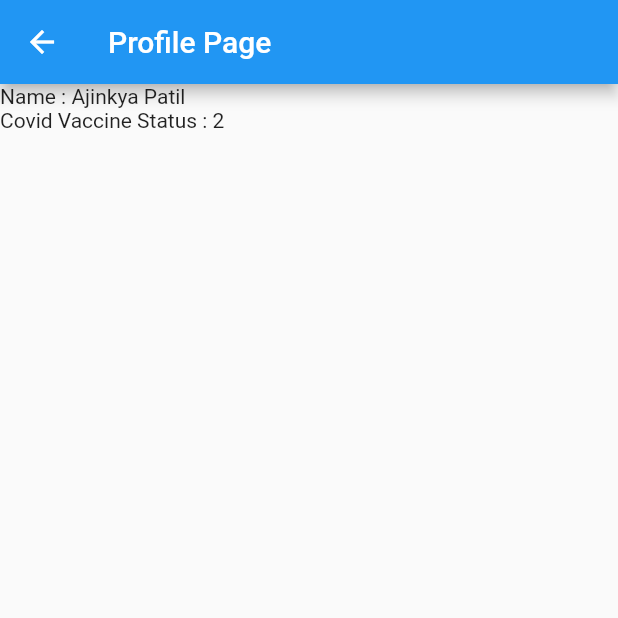
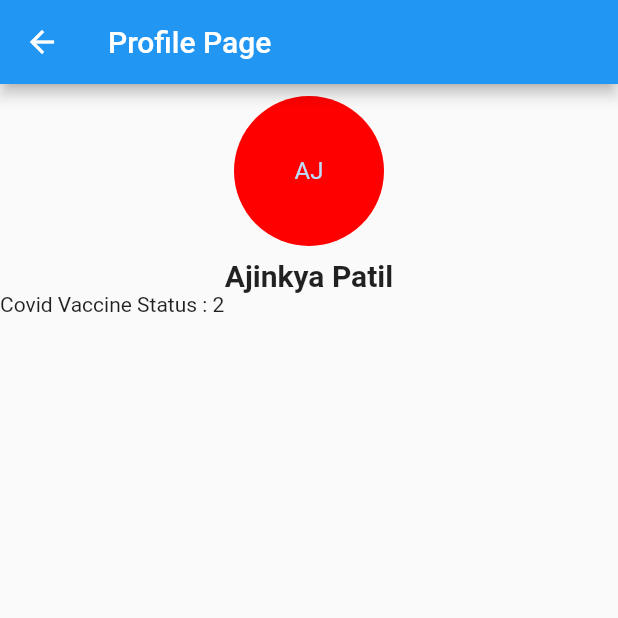
Before and after one commit to PranavMasekar/FireStrore-CRUD, a Flutter app: the HomePage screen opened directly, after a tap on "AJ", on a phone screen of 412 x 824 dp, the top half of it. Run offline on Flutter 3.47's test engine with Material 2 defaults, Android fonts, the phone set to English and light mode, and no system bars; our stand-ins replace barcode_widget, cloud_firestore, firebase_auth, firebase_core, flutter_signin_button, fluttertoast and 1 more; missing offline and left inert: flutter_barcode_scanner; accounts and stored records are empty; network calls fail.

Commit message:
Aaj ka commit 6 Nov

```diff
--- a/lib/Authentication/auth.dart
+++ b/lib/Authentication/auth.dart
@@ -41,7 +41,7 @@ Future<User?> signin() async {
     //checking currentuser is same as user we created
     final User? currentuser = _auth.currentUser;
     assert(currentuser!.uid == user!.uid);
-    // print(user);
+    print(user);
     return user;
   } catch (e) {
     print(e);
--- a/lib/pages/QRCodeGenerator.dart
+++ b/lib/pages/QRCodeGenerator.dart
@@ -1,5 +1,7 @@
+import 'package:firestore_project/pages/home.dart';
 import 'package:flutter/material.dart';
 import 'package:barcode_widget/barcode_widget.dart';
+import 'package:fluttertoast/fluttertoast.dart';
 
 class QRCodeGenerator extends StatefulWidget {
   @override
@@ -34,6 +36,9 @@ class _QRCodeGeneratorState extends State<QRCodeGenerator> {
                     child: Padding(
                       padding: const EdgeInsets.symmetric(horizontal: 8.0),
                       child: TextFormField(
+                        onChanged: (_) => setState(
+                          () {},
+                        ),
                         autofocus: false,
                         style: TextStyle(
                           color: Colors.white,
@@ -57,9 +62,14 @@ class _QRCodeGeneratorState extends State<QRCodeGenerator> {
                 ),
                 FloatingActionButton(
                   backgroundColor: Colors.blue,
-                  onPressed: () => setState(
-                    () {},
-                  ),
+                  onPressed: () => {
+                    Navigator.push(
+                      context,
+                      MaterialPageRoute(
+                        builder: (context) => HomePage(),
+                      ),
+                    )
+                  },
                   child: Icon(Icons.check),
                 ),
               ],
--- a/lib/pages/QRCodeScanner.dart
+++ b/lib/pages/QRCodeScanner.dart
@@ -17,17 +17,17 @@ class _QRCodeScannerState extends State<QRCodeScanner> {
         true,
         ScanMode.QR,
       );
-      if (!mounted) {
+      if (mounted) {
         setState(() {
           qrcode = qrCode;
           scanned = true;
         });
-        print(scanned);
       }
     } on Error {
       qrcode = 'Failed To Scan';
     }
   }
+
 
   @override
   Widget build(BuildContext context) {
--- a/lib/pages/addstudent.dart
+++ b/lib/pages/addstudent.dart
@@ -14,7 +14,7 @@ class _AddStudentPageState extends State<AddStudentPage> {
   var email = "";
   var password = "";
 
-  final namecontrl = TextEditingController();
+  final namecontrl = TextEditingController(text: "Email Se Naam");
   final emailcontrl = TextEditingController();
   final passcontrl = TextEditingController();
 
@@ -164,7 +164,26 @@ class _AddStudentPageState extends State<AddStudentPage> {
                     ),
                   ],
                 ),
-              )
+              ),
+              Container(
+                  child: Column(children: [
+                Text("Only For Devlopers !!"),
+                ElevatedButton(
+                  onPressed: () => {
+                    Navigator.pushReplacement(
+                      context,
+                      MaterialPageRoute(
+                        builder: (context) => HomePage(),
+                      ),
+                    )
+                  },
+                  child: Text(
+                    'PASS',
+                    style: TextStyle(fontSize: 18.0),
+                  ),
+                  style: ElevatedButton.styleFrom(primary: Colors.red),
+                ),
+              ]))
             ],
           ),
         ),
--- a/lib/pages/liststudent.dart
+++ b/lib/pages/liststudent.dart
@@ -2,7 +2,7 @@ import 'package:cloud_firestore/cloud_firestore.dart';
 import 'package:flutter/material.dart';
 import 'package:firestore_project/pages/QRCodeScanner.dart';
 import 'UpdateStudentPage.dart';
-
+import './QRCodeGenerator.dart';
 class ListStudentPage extends StatefulWidget {
   @override
   _ListStudentPageState createState() => _ListStudentPageState();
@@ -19,6 +19,8 @@ class _ListStudentPageState extends State<ListStudentPage> {
         .delete()
         .catchError((error) => print("Failed to delete user"));
   }
+
+
 
   @override
   Widget build(BuildContext context) {
@@ -42,6 +44,7 @@ class _ListStudentPageState extends State<ListStudentPage> {
         return ListView(
           children: [
             Container(
+              child: Center(
                 child: ElevatedButton(
                   onPressed: () => {
                     Navigator.push(
@@ -58,124 +61,144 @@ class _ListStudentPageState extends State<ListStudentPage> {
                   style: ElevatedButton.styleFrom(primary: Colors.blue),
                 ),
               ),
+            ),
             Container(
-              margin: EdgeInsets.symmetric(horizontal: 10, vertical: 20),
-              child: SingleChildScrollView(
-                scrollDirection: Axis.vertical,
-                child: Table(
-                  border: TableBorder.all(),
-                  columnWidths: const <int, TableColumnWidth>{
-                    1: FixedColumnWidth(140),
-                  },
-                  defaultVerticalAlignment: TableCellVerticalAlignment.middle,
-                  children: [
-                    TableRow(
-                      children: [
-                        TableCell(
-                          child: Container(
-                            color: Colors.greenAccent,
               child: Center(
-                              child: Text(
-                                'Name',
-                                style: TextStyle(
-                                  fontSize: 20,
-                                  fontWeight: FontWeight.bold,
-                                ),
-                              ),
-                            ),
-                          ),
-                        ),
-                        TableCell(
-                          child: Container(
-                            color: Colors.greenAccent,
-                            child: Center(
-                              child: Text(
-                                'Email',
-                                style: TextStyle(
-                                  fontSize: 20,
-                                  fontWeight: FontWeight.bold,
-                                ),
-                              ),
-                            ),
-                          ),
-                        ),
-                        TableCell(
-                          child: Container(
-                            color: Colors.greenAccent,
-                            child: Center(
-                              child: Text(
-                                'Action',
-                                style: TextStyle(
-                                  fontSize: 20,
-                                  fontWeight: FontWeight.bold,
-                                ),
-                              ),
-                            ),
-                          ),
-                        ),
-                      ],
-                    ),
-                    for (var i = 0; i < store.length; i++) ...[
-                      TableRow(
-                        children: [
-                          TableCell(
-                            child: Center(
-                              child: Text(
-                                store[i]['name'],
-                                overflow: TextOverflow.ellipsis,
-                                textAlign: TextAlign.center,
-                                style: TextStyle(fontSize: 18),
-                              ),
-                            ),
-                          ),
-                          TableCell(
-                            child: Center(
-                              child: Text(
-                                store[i]['email'],
-                                overflow: TextOverflow.ellipsis,
-                                textAlign: TextAlign.center,
-                                style: TextStyle(fontSize: 18),
-                              ),
-                            ),
-                          ),
-                          TableCell(
-                              child: Row(
-                            mainAxisAlignment: MainAxisAlignment.center,
-                            children: [
-                              IconButton(
+                child: ElevatedButton(
                   onPressed: () => {
                     Navigator.push(
                       context,
                       MaterialPageRoute(
-                                      builder: (context) =>
-                                          UpdateStudentPage(id: store[i]['id']),
+                        builder: (context) => QRCodeGenerator(),
                       ),
+                    )
+                  },
+                  child: Text(
+                    'Create QR Code',
+                    style: TextStyle(fontSize: 18.0),
                   ),
-                                },
-                                icon: Icon(
-                                  Icons.edit,
-                                  color: Colors.orange,
-                                ),
-                              ),
-                              IconButton(
-                                  onPressed: () => {
-                                        deleteUser(
-                                          store[i]['id'],
-                                        ),
-                                      },
-                                  icon: Icon(
-                                    Icons.delete,
-                                    color: Colors.red,
-                                  ))
-                            ],
-                          ))
-                        ],
-                      ),
-                    ],
-                  ],
+                  style: ElevatedButton.styleFrom(primary: Colors.blue),
                 ),
               ),
             ),
+            // Container(
+            //   margin: EdgeInsets.symmetric(horizontal: 10, vertical: 20),
+            //   child: SingleChildScrollView(
+            //     scrollDirection: Axis.vertical,
+            //     child: Table(
+            //       border: TableBorder.all(),
+            //       columnWidths: const <int, TableColumnWidth>{
+            //         1: FixedColumnWidth(140),
+            //       },
+            //       defaultVerticalAlignment: TableCellVerticalAlignment.middle,
+            //       children: [
+            //         TableRow(
+            //           children: [
+            //             TableCell(
+            //               child: Container(
+            //                 color: Colors.greenAccent,
+            //                 child: Center(
+            //                   child: Text(
+            //                     'Name',
+            //                     style: TextStyle(
+            //                       fontSize: 20,
+            //                       fontWeight: FontWeight.bold,
+            //                     ),
+            //                   ),
+            //                 ),
+            //               ),
+            //             ),
+            //             TableCell(
+            //               child: Container(
+            //                 color: Colors.greenAccent,
+            //                 child: Center(
+            //                   child: Text(
+            //                     'Email',
+            //                     style: TextStyle(
+            //                       fontSize: 20,
+            //                       fontWeight: FontWeight.bold,
+            //                     ),
+            //                   ),
+            //                 ),
+            //               ),
+            //             ),
+            //             TableCell(
+            //               child: Container(
+            //                 color: Colors.greenAccent,
+            //                 child: Center(
+            //                   child: Text(
+            //                     'Action',
+            //                     style: TextStyle(
+            //                       fontSize: 20,
+            //                       fontWeight: FontWeight.bold,
+            //                     ),
+            //                   ),
+            //                 ),
+            //               ),
+            //             ),
+            //           ],
+            //         ),
+            //         for (var i = 0; i < store.length; i++) ...[
+            //           TableRow(
+            //             children: [
+            //               TableCell(
+            //                 child: Center(
+            //                   child: Text(
+            //                     store[i]['name'],
+            //                     overflow: TextOverflow.ellipsis,
+            //                     textAlign: TextAlign.center,
+            //                     style: TextStyle(fontSize: 18),
+            //                   ),
+            //                 ),
+            //               ),
+            //               TableCell(
+            //                 child: Center(
+            //                   child: Text(
+            //                     store[i]['email'],
+            //                     overflow: TextOverflow.ellipsis,
+            //                     textAlign: TextAlign.center,
+            //                     style: TextStyle(fontSize: 18),
+            //                   ),
+            //                 ),
+            //               ),
+            //               TableCell(
+            //                   child: Row(
+            //                 mainAxisAlignment: MainAxisAlignment.center,
+            //                 children: [
+            //                   IconButton(
+            //                     onPressed: () => {
+            //                       Navigator.push(
+            //                         context,
+            //                         MaterialPageRoute(
+            //                           builder: (context) =>
+            //                               UpdateStudentPage(id: store[i]['id']),
+            //                         ),
+            //                       ),
+            //                     },
+            //                     icon: Icon(
+            //                       Icons.edit,
+            //                       color: Colors.orange,
+            //                     ),
+            //                   ),
+            //                   IconButton(
+            //                       onPressed: () => {
+            //                             deleteUser(
+            //                               store[i]['id'],
+            //                             ),
+            //                           },
+            //                       icon: Icon(
+            //                         Icons.delete,
+            //                         color: Colors.red,
+            //                       ))
+            //                 ],
+            //               ))
+            //             ],
+            //           ),
+            //         ],
+            //       ],
+            //     ),
+            //   ),
+            // ),
           ],
         );
       },
--- a/lib/pages/login.dart
+++ b/lib/pages/login.dart
@@ -35,6 +35,8 @@ class _LoginPageState extends State<LoginPage> {
         builder: (context) => AddStudentPage(),
       ),
     );
+
+    // print(signin());
   }
 
   @override
--- a/lib/pages/profilePage.dart
+++ b/lib/pages/profilePage.dart
@@ -12,12 +12,25 @@ class Profile extends StatelessWidget {
             ],
           ),
         ),
-      body : ListView(
+        body: ListView(
           children: [
-          new Text("Name : Ajinkya Patil"),
-          new Text("Covid Vaccine Status : 2")
+            Padding(
+              padding: const EdgeInsets.all(8.0),
+              child: Container(
+                child: CircleAvatar(
+                  backgroundColor: Color(0xffff0000),
+                  radius: 50,
+                  child: const Text('AJ'),
+                ),
+              ),
+            ),
+            Center(
+                child: new Text(
+              "Ajinkya Patil",
+              style: (TextStyle(fontSize: 20, fontWeight: FontWeight.bold)),
+            )),
+            new Text("Covid Vaccine Status : 2"),
           ],
-      )
-    );
+        ));
   }
 }
--- a/pubspec.yaml
+++ b/pubspec.yaml
@@ -33,6 +33,7 @@ dependencies:
   flutter_barcode_scanner: ^2.0.0
   flutter_signin_button: ^2.0.0
   google_sign_in: ^5.2.1
+  fluttertoast: ^8.0.8
 
 dev_dependencies:
   flutter_test:
```
Also changed, not shown: pubspec.lock, 1 other file. Lines whose indentation alone changed are shown as unchanged.
